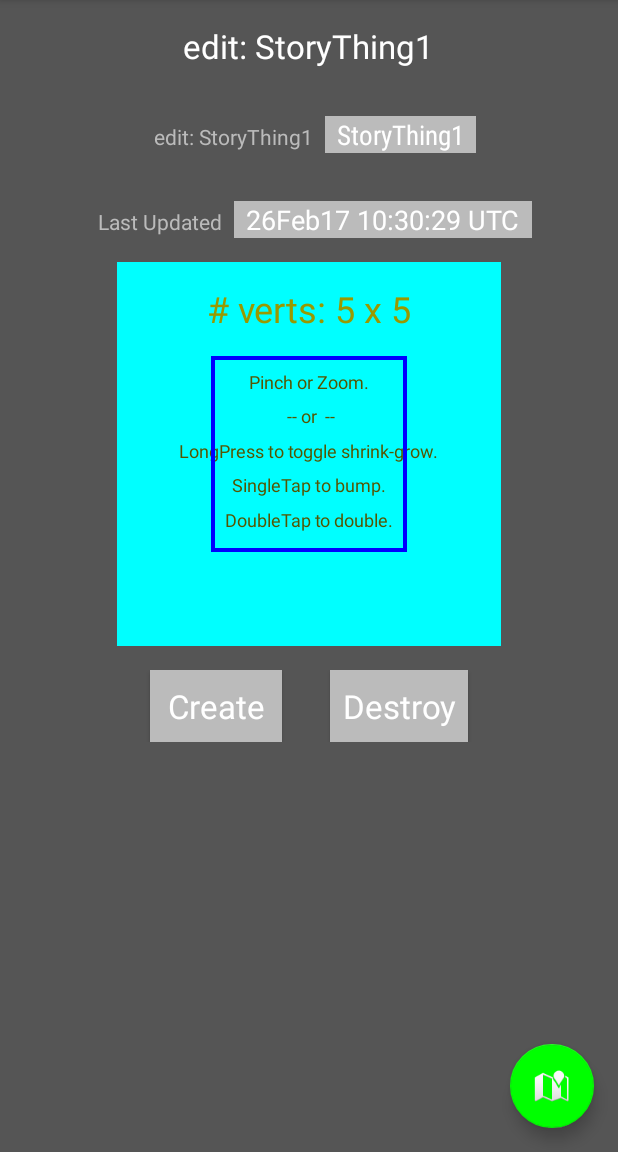
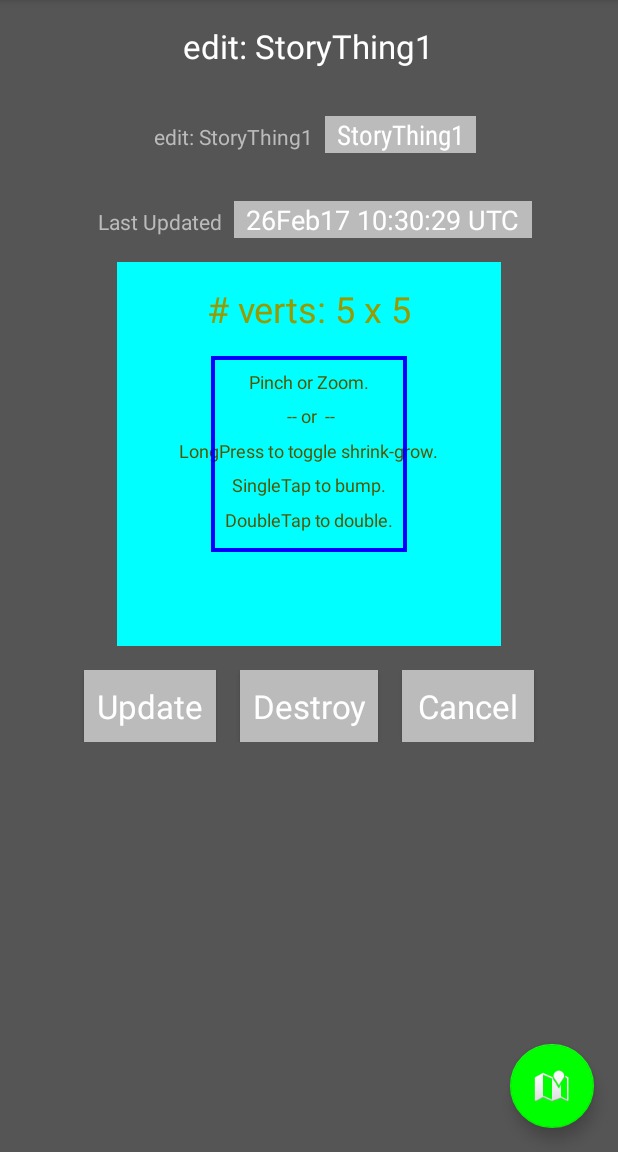
Before and after one commit to blu3crab/AhaThing1, an Android app: the screen it shows after launch (MainActivity), in the side drawer, after a tap on an icon or button, on a phone screen of 412 x 824 dp, the part 84-1236 px from its top. Run offline under Robolectric (Android 15) with nearby library versions, the phone set to English and light mode, and no system bars; our stand-ins replace Firebase (no records; nobody signed in at launch, a user with empty details on screens opened directly); pictures from the network do not load; 14 statements that could not run were skipped.

Commit message:
daomaker: create/update/destroy theatre

```diff
--- a/app/src/main/java/com/adaptivehandyapps/ahathing/DaoMakerUiHandler.java
+++ b/app/src/main/java/com/adaptivehandyapps/ahathing/DaoMakerUiHandler.java
@@ -64,9 +64,12 @@ public class DaoMakerUiHandler {
         String date = TimeUtils.secsToDate(System.currentTimeMillis());
         tv_last_update.setText(date);
 
-        // init create button
-        final Button buttonCreate = (Button) mRootView.findViewById(R.id.button_new_create);
+        // establish create button visibility & click listener
+        final Button buttonCreate = (Button) mRootView.findViewById(R.id.button_daomaker_create);
         buttonCreate.setVisibility(View.VISIBLE);
+        if (op.equals(ContentFragment.ARG_CONTENT_VALUE_OP_EDIT)) {
+            buttonCreate.setText("Update");
+        }
 
         buttonCreate.setOnClickListener(new View.OnClickListener() {
             public void onClick(View v) {
@@ -78,7 +81,10 @@ public class DaoMakerUiHandler {
 
                 if (objType.equals(DaoDefs.DAOOBJ_TYPE_THEATRE_MONIKER)) {
                     // get theatre object, update name, update repo
-                    DaoTheatre daoTheatre = mStoryProvider.getDaoTheatreList().getDao(moniker);
+                    DaoTheatre daoTheatre = new DaoTheatre();
+                    if (op.equals(ContentFragment.ARG_CONTENT_VALUE_OP_EDIT)) {
+                        daoTheatre = mStoryProvider.getDaoTheatreList().getDao(moniker);
+                    }
                     daoTheatre.setMoniker(thingName);
                     mStoryProvider.updateTheatreRepo(daoTheatre);
                 }
@@ -94,14 +100,40 @@ public class DaoMakerUiHandler {
             }
         });
 
-        // init destroy button
-        final Button buttonDestroy = (Button) mRootView.findViewById(R.id.button_new_destroy);
-        buttonCreate.setVisibility(View.VISIBLE);
+        // establish destroy button visibility & click listener
+        final Button buttonDestroy = (Button) mRootView.findViewById(R.id.button_daomaker_destroy);
+        // if editting existing object, present Destroy option
+        if (op.equals(ContentFragment.ARG_CONTENT_VALUE_OP_EDIT)) {
+            buttonDestroy.setVisibility(View.VISIBLE);
+
+            if (objType.equals(DaoDefs.DAOOBJ_TYPE_THEATRE_MONIKER)) {
+                // get theatre object, update name, update repo
+                DaoTheatre daoTheatre = mStoryProvider.getDaoTheatreList().getDao(moniker);
+                mStoryProvider.removeTheatreRepo(daoTheatre);
+            }
+            else if (objType.equals(DaoDefs.DAOOBJ_TYPE_STORY_MONIKER)) {
+            }
+            else if (objType.equals(DaoDefs.DAOOBJ_TYPE_STAGE_MONIKER)) {
+            }
+
+        }
 
         buttonDestroy.setOnClickListener(new View.OnClickListener() {
             public void onClick(View v) {
                 Log.v(TAG, "buttonDestroy.setOnClickListener: ");
                 Toast.makeText(mRootView.getContext(), "Destroying thing...", Toast.LENGTH_SHORT).show();
+                if (mCallback != null) mCallback.onContentHandlerResult(op, objType, moniker);
+            }
+        });
+
+        // establish cancel button visibility & click listener
+        final Button buttonCancel = (Button) mRootView.findViewById(R.id.button_daomaker_cancel);
+        buttonCancel.setVisibility(View.VISIBLE);
+
+        buttonCancel.setOnClickListener(new View.OnClickListener() {
+            public void onClick(View v) {
+                Log.v(TAG, "buttonCancel.setOnClickListener: ");
+                Toast.makeText(mRootView.getContext(), "Canceling thing...", Toast.LENGTH_SHORT).show();
                 if (mCallback != null) mCallback.onContentHandlerResult(op, objType, moniker);
             }
         });
--- a/app/src/main/res/layout/content_daomaker.xml
+++ b/app/src/main/res/layout/content_daomaker.xml
@@ -118,31 +118,44 @@
 
         <!-- create/cancel button-->
         <Button style="@style/Widget.AppCompat.Button.Colored"
-            android:id="@+id/button_new_create"
+            android:id="@+id/button_daomaker_create"
             android:layout_width="wrap_content"
             android:layout_height="wrap_content"
-            android:layout_marginLeft="@dimen/activity_horizontal_margin"
-            android:layout_marginRight="@dimen/activity_horizontal_margin"
+            android:layout_marginLeft="8dp"
+            android:layout_marginRight="8dp"
             android:paddingLeft="8dp"
             android:paddingRight="8dp"
-            android:visibility="visible"
+            android:visibility="invisible"
             android:textAppearance="?android:attr/textAppearanceLarge"
             android:textColor="@color/colorNewAccent"
             android:background="@color/colorNew"
             android:text="Create"/>
         <Button
-            android:id="@+id/button_new_destroy"
+            android:id="@+id/button_daomaker_destroy"
             android:layout_width="wrap_content"
             android:layout_height="wrap_content"
-            android:layout_marginLeft="@dimen/activity_horizontal_margin"
-            android:layout_marginRight="@dimen/activity_horizontal_margin"
+            android:layout_marginLeft="8dp"
+            android:layout_marginRight="8dp"
             android:paddingLeft="8dp"
             android:paddingRight="8dp"
-            android:visibility="visible"
+            android:visibility="invisible"
             android:textAppearance="?android:attr/textAppearanceLarge"
             android:textColor="@color/colorNewAccent"
             android:background="@color/colorNew"
             android:text="Destroy"/>
+        <Button
+            android:id="@+id/button_daomaker_cancel"
+            android:layout_width="wrap_content"
+            android:layout_height="wrap_content"
+            android:layout_marginLeft="8dp"
+            android:layout_marginRight="8dp"
+            android:paddingLeft="8dp"
+            android:paddingRight="8dp"
+            android:visibility="invisible"
+            android:textAppearance="?android:attr/textAppearanceLarge"
+            android:textColor="@color/colorNewAccent"
+            android:background="@color/colorNew"
+            android:text="Cancel"/>
 
     </LinearLayout>
 </LinearLayout>
```
Also changed, not shown: app/src/main/java/com/adaptivehandyapps/ahathing/MainActivity.java (+63 -6 lines), app/src/main/java/com/adaptivehandyapps/ahathing/dal/StoryProvider.java (+38 -2 lines).
